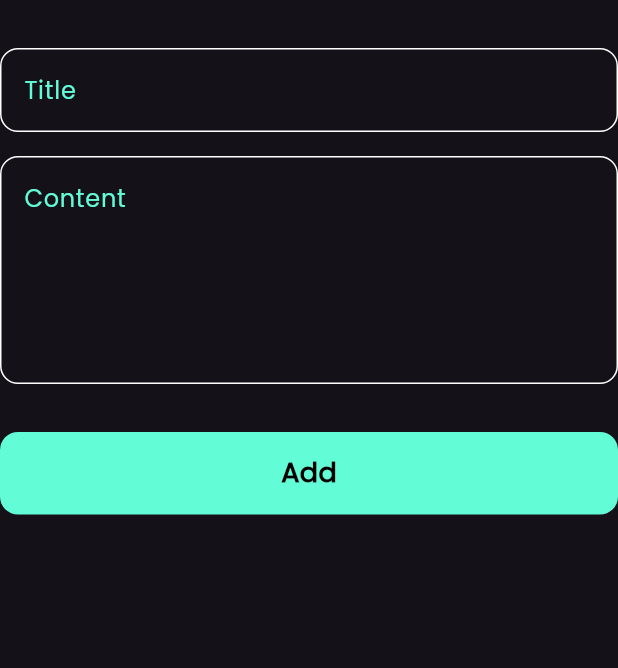
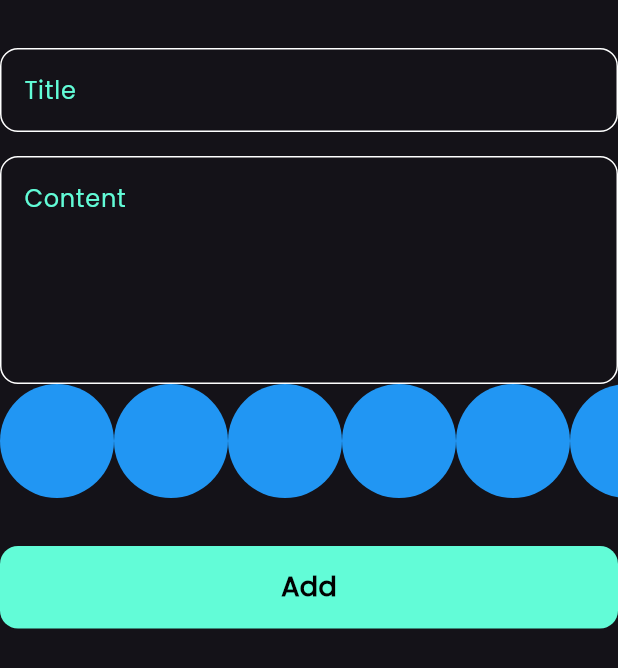
Before and after one commit to hashimsaffarini/Notes_App, a Flutter app: the AddNoteForm widget shown alone on an empty page, opened directly, on a phone screen of 412 x 824 dp. Shown: the top 668 px of the screen. Run offline on Flutter 3.47's test engine with Material 3 defaults, Android fonts, the phone set to English and light mode, and no system bars; our stand-ins replace flutter_bloc, hive, hive_flutter; accounts and stored records are empty.

Commit message:
create colors list view part 1

```diff
--- a/lib/views/widgets/add_note_form.dart
+++ b/lib/views/widgets/add_note_form.dart
@@ -3,6 +3,7 @@ import 'package:flutter_bloc/flutter_bloc.dart';
 import 'package:intl/intl.dart';
 import 'package:notes_app/cubits/add_note_cubit/add_note_cubit.dart';
 import 'package:notes_app/models/note_model.dart';
+import 'package:notes_app/views/widgets/colors_list_view.dart';
 import 'package:notes_app/views/widgets/custom_button.dart';
 import 'package:notes_app/views/widgets/custom_text_field.dart';
 
@@ -41,6 +42,7 @@ class _AddNoteFormState extends State<AddNoteForm> {
             hintText: 'Content',
             maxLines: 5,
           ),
+          const ColorsListView(),
           const SizedBox(height: 32),
           BlocBuilder<AddNoteCubit, AddNoteState>(
             builder: (context, state) {
--- /dev/null
+++ b/lib/views/widgets/colors_list_view.dart
@@ -0,0 +1,30 @@
+import 'package:flutter/material.dart';
+class ColorItem extends StatelessWidget {
+  const ColorItem({super.key});
+
+  @override
+  Widget build(BuildContext context) {
+    return const CircleAvatar(
+      radius: 38,
+      backgroundColor: Colors.blue,
+    );
+  }
+}
+
+class ColorsListView extends StatelessWidget {
+  const ColorsListView({super.key});
+
+  @override
+  Widget build(BuildContext context) {
+    return SizedBox(
+      height: 38 * 2,
+      child: ListView.builder(
+        itemCount: 10,
+        scrollDirection: Axis.horizontal,
+        itemBuilder: (context, index) {
+          return const ColorItem();
+        },
+      ),
+    );
+  }
+}
```
